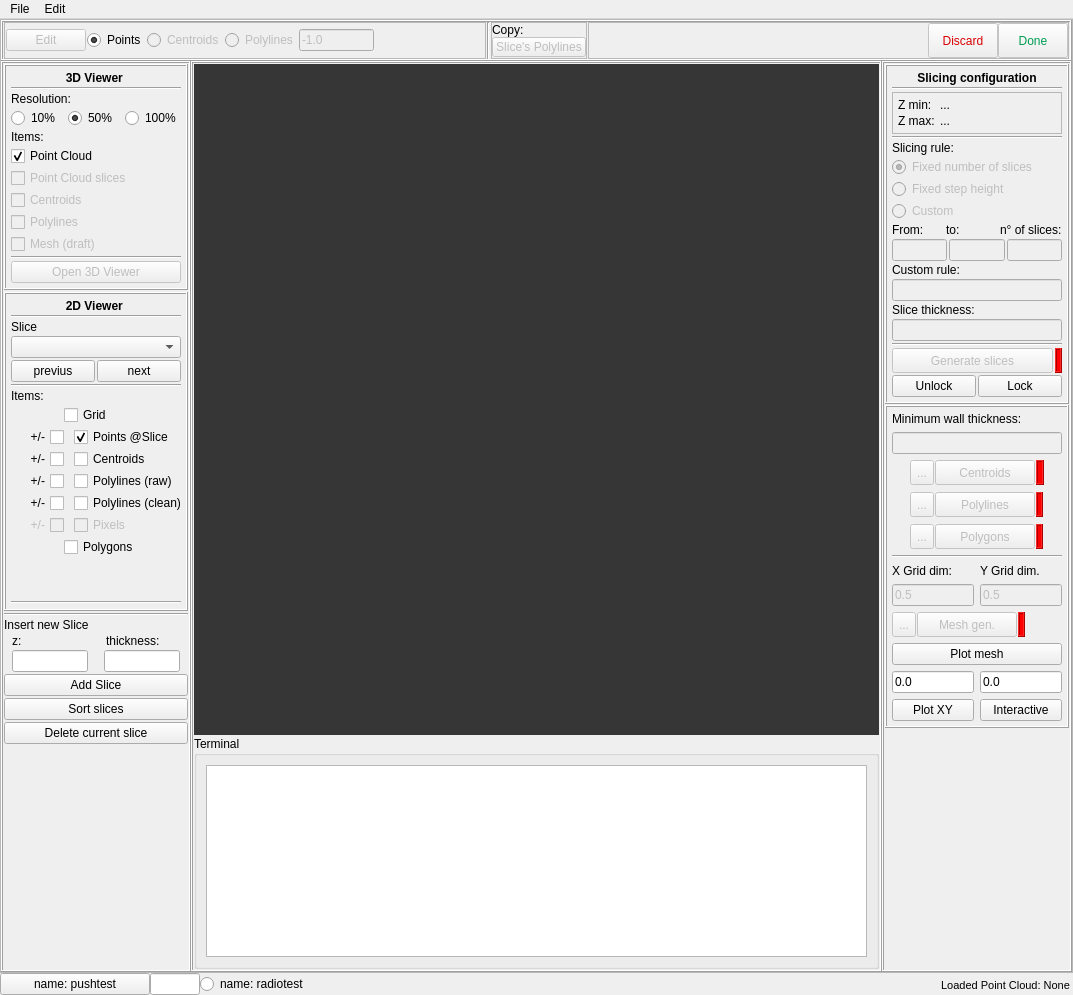
Qt form gui_main.ui (gcastellazzi/Cloud2FEM) before a commit.
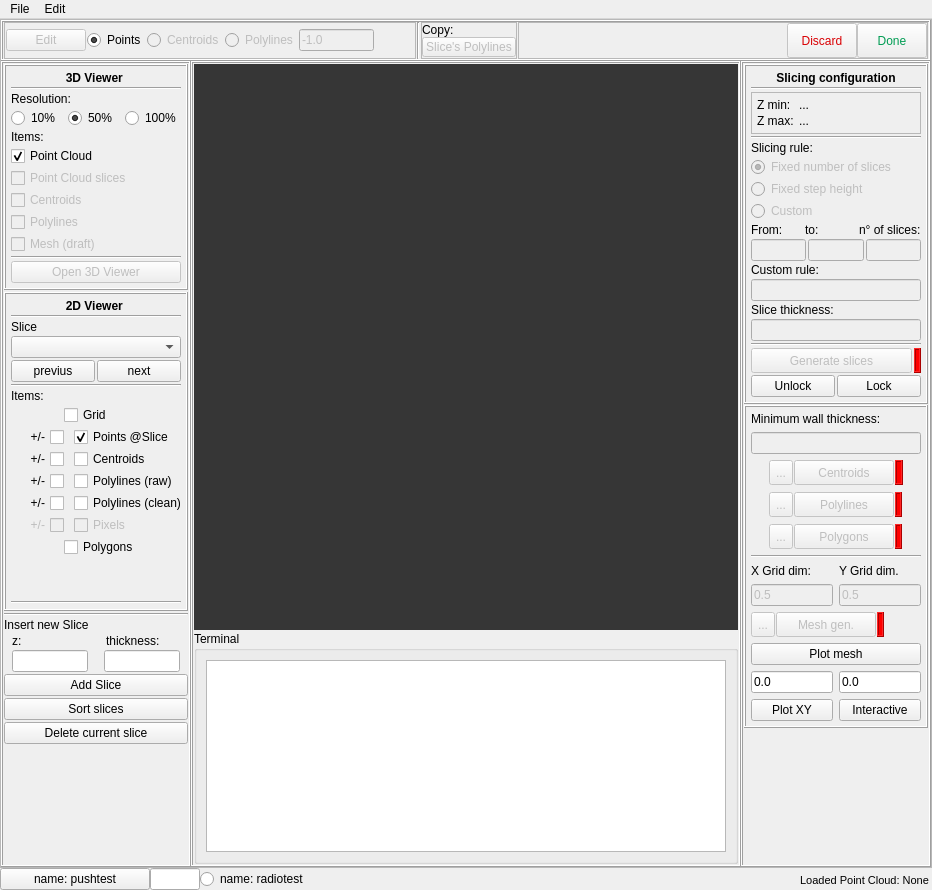
The same form after that commit. Custom widgets are drawn as their Qt base class.

Diff of the .ui file:
```diff
--- a/gui_main.ui
+++ b/gui_main.ui
@@ -6,8 +6,8 @@
    <rect>
     <x>0</x>
     <y>0</y>
-    <width>1073</width>
-    <height>995</height>
+    <width>932</width>
+    <height>890</height>
    </rect>
   </property>
   <property name="windowTitle">
@@ -2243,7 +2243,7 @@
     <rect>
      <x>0</x>
      <y>0</y>
-     <width>1073</width>
+     <width>932</width>
      <height>24</height>
     </rect>
    </property>
```
Left out of the diff: 3 changed lines with no effect on the pictures.
